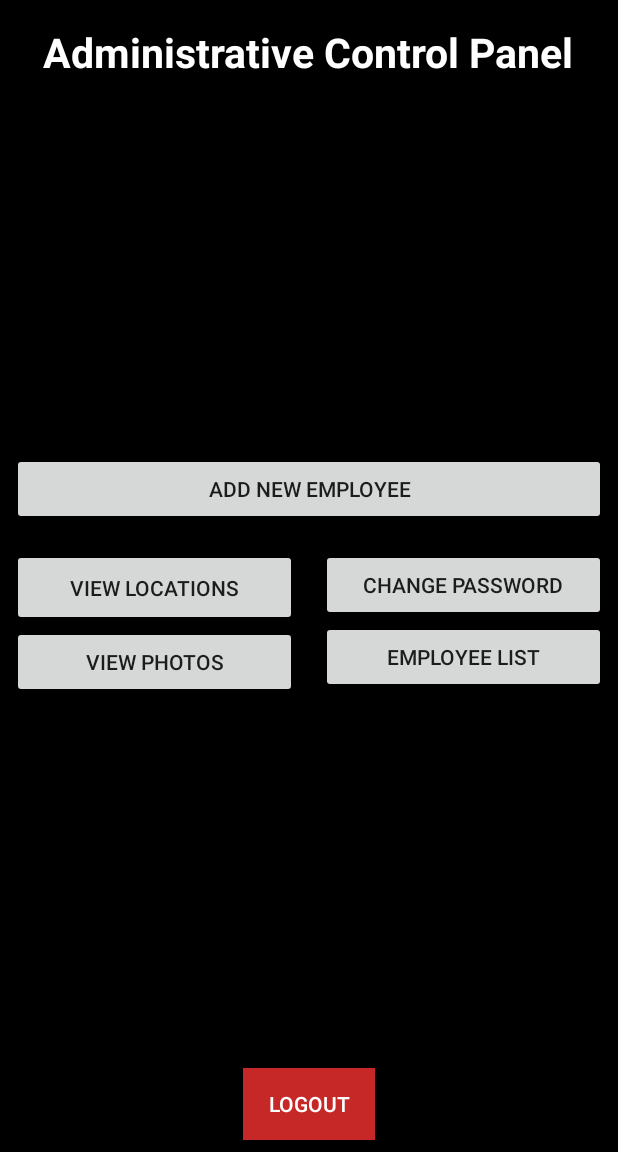
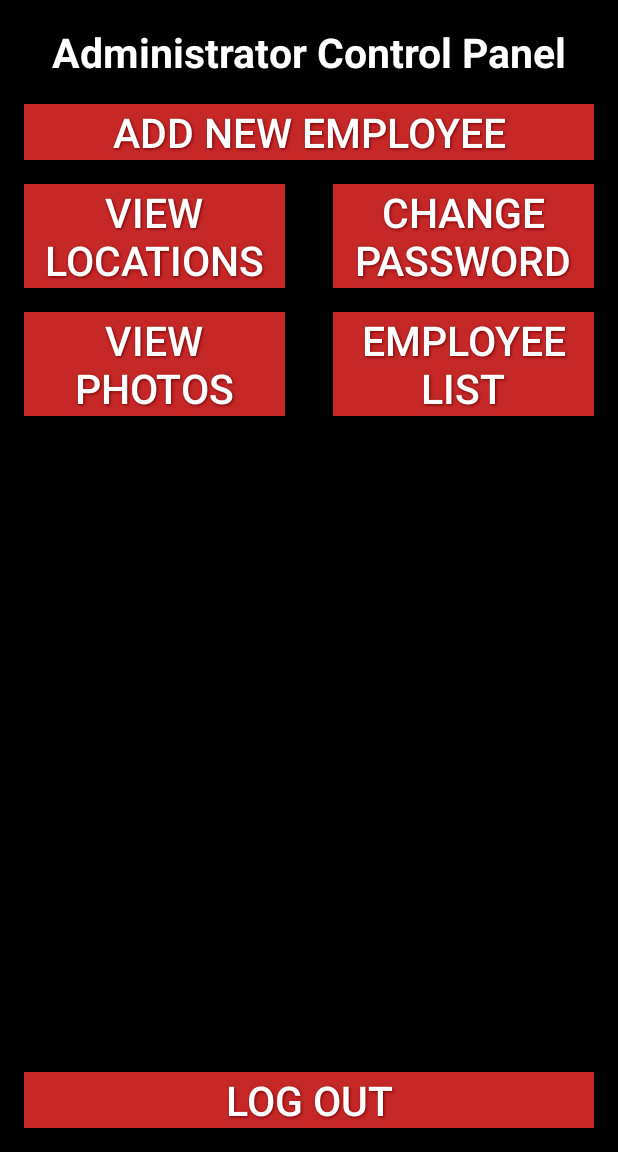
Before and after one commit to DylanPetrae/EmployeeTracker, an Android app: the AdminMainActivity screen opened directly, with no data from a screen before it, on a phone screen of 412 x 824 dp, the part 84-1236 px from its top. Run offline under Robolectric (Android 15) with nearby library versions, the phone set to English and light mode, and no system bars.

Commit message:
Added Employee Main Activity, Button Styling, and onClicks to login and logout buttons.

```diff
--- a/app/src/main/res/layout/activity_admin_main.xml
+++ b/app/src/main/res/layout/activity_admin_main.xml
@@ -16,25 +16,28 @@
         android:layout_centerHorizontal="true"
         android:layout_gravity="center_horizontal"
         android:layout_alignParentTop="true"
-        android:text="Administrative Control Panel"
+        android:text="Administrator Control Panel"
         android:textSize="27sp"
         android:textStyle="bold"
         android:layout_margin="16dp"
         android:textColor="#ffff"
         />
 
+
+    <!--Holds All The Buttons, Except 'Logout' -->
     <LinearLayout
         android:layout_width="match_parent"
         android:layout_height="wrap_content"
         android:orientation="vertical"
-        android:layout_centerInParent="true">
+        android:layout_centerHorizontal="true"
+        android:layout_below="@id/adminControlPanelText">
 
         <Button
             android:id="@+id/addNewEmployeeButton"
             android:layout_width="match_parent"
             android:layout_height="wrap_content"
             android:layout_gravity="center"
-            android:layout_margin="8dp"
+            android:layout_marginHorizontal="16dp"
             android:text="Add New Employee"
             />
 
@@ -57,7 +60,7 @@
                     android:layout_width="match_parent"
                     android:layout_height="wrap_content"
                     android:gravity="center"
-                    android:padding="16dp"
+                    android:layout_margin="8dp"
                     android:text="View Locations" />
 
                 <Button
@@ -65,7 +68,8 @@
                     android:layout_width="match_parent"
                     android:layout_height="wrap_content"
                     android:gravity="center"
-                    android:text="View Photos" />
+                    android:layout_margin="8dp"
+                    android:text="View Photos"/>
 
             </LinearLayout>
 
@@ -84,12 +88,14 @@
                     android:layout_width="match_parent"
                     android:layout_height="wrap_content"
                     android:layout_gravity="center"
+                    android:layout_margin="8dp"
                     android:text="Change Password"
                     />
 
                 <Button
                     android:id="@+id/employeeListButton"
                     android:layout_width="match_parent"
+                    android:layout_margin="8dp"
                     android:layout_height="wrap_content"
                     android:layout_gravity="center"
                     android:text="Employee List"
@@ -102,17 +108,14 @@
     </LinearLayout>
 
 
+    <Button
+        android:layout_height="wrap_content"
+        android:layout_width="match_parent"
+        android:layout_marginHorizontal="16dp"
+        android:layout_marginBottom="16dp"
+        android:id="@+id/adminLogoutButton"
+        android:layout_alignParentBottom="true"
+        android:text="log out"
+        android:onClick="logoutUser" />
 
-    <Button
-        android:id="@+id/logoutButton"
-        android:layout_width="wrap_content"
-        android:layout_height="wrap_content"
-        android:layout_alignParentBottom="true"
-        android:layout_centerHorizontal="true"
-        android:layout_margin="8dp"
-        android:layout_gravity="center"
-        android:layout_marginTop="20dp"
-        android:background="@color/colorPrimary"
-        android:text="LOGOUT"
-        android:textColor="#ffff"/>
 </RelativeLayout>
--- a/app/src/main/res/values/styles.xml
+++ b/app/src/main/res/values/styles.xml
@@ -6,6 +6,35 @@
         <item name="colorPrimary">@color/colorPrimary</item>
         <item name="colorPrimaryDark">@color/colorPrimaryDark</item>
         <item name="colorAccent">@color/colorAccent</item>
+
+        <item name="android:buttonStyle">@style/ButtonTheme</item>
+        <item name="buttonStyle">@style/ButtonTheme</item>
+    </style>
+
+    <style name="ButtonTheme" >
+        <item name="android:layout_width" >match_parent</item>
+        <item name="android:layout_height" >wrap_content</item>
+        <item name="android:fontFamily">sans-serif-light</item>
+        <item name="android:textColor" >#ffffff</item>
+        <item name="android:textStyle">bold</item>
+        <item name="android:background" >@color/colorPrimary</item>
+        <item name="android:gravity" >center</item>
+        <item name="android:layout_margin" >8dp</item>
+        <item name="android:textSize" >27sp</item>
+        <item name="android:textAllCaps" >true</item>
+        <item name="android:shadowColor" >#770000</item>
+        <item name="android:shadowDx" >1</item>
+        <item name="android:shadowDy" >1</item>
+        <item name="android:shadowRadius" >2</item>
+    </style>
+
+    <style name="EmployeePageHeaderText">
+        <item name="android:layout_height">wrap_content</item>
+        <item name="android:layout_width">match_parent</item>
+        <item name="android:textColor">#ffff</item>
+        <item name="android:textStyle">bold</item>
+        <item name="android:gravity">center</item>
+        <item name="android:textSize">27sp</item>
     </style>
 
 </resources>
```
Also changed, not shown: app/src/main/java/com/example/android/employeetracker/AdminMainActivity.java (+7 -0 lines), app/src/main/java/com/example/android/employeetracker/MainActivity.java (+17 -0 lines), app/src/main/res/layout/activity_main.xml (+5 -5 lines).
